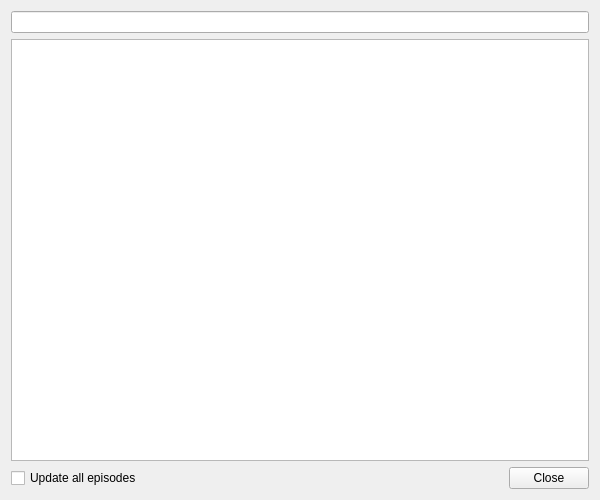
This is tvShows/TvShowSearch.ui in Komet/MediaElch as Qt 5 draws it before an edit. The edited form follows.
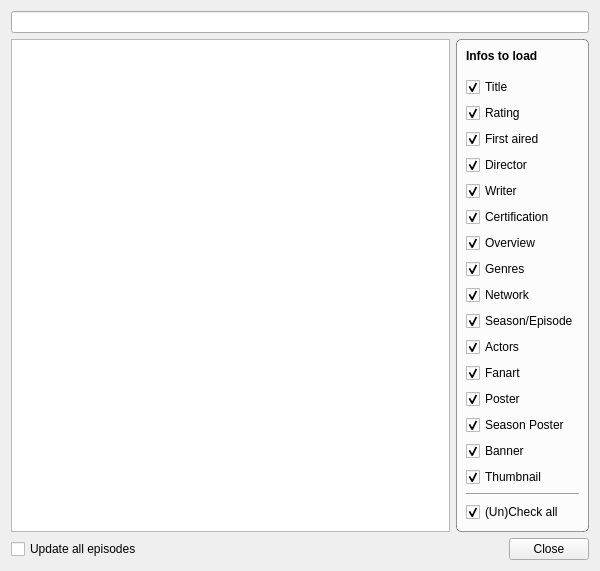
This is the edited form. Icons and pictures are not drawn. Custom widgets are drawn as their Qt base class.

Commit message: Fixes #80 Improved TV Show Scraping

```diff
--- a/tvShows/TvShowSearch.ui
+++ b/tvShows/TvShowSearch.ui
@@ -10,7 +10,7 @@
     <x>0</x>
     <y>0</y>
     <width>600</width>
-    <height>500</height>
+    <height>543</height>
    </rect>
   </property>
   <property name="windowTitle">
@@ -29,6 +29,8 @@
     <widget class="MyLineEdit" name="searchString"/>
    </item>
    <item>
+    <layout class="QHBoxLayout" name="horizontalLayout">
+     <item>
     <widget class="QTableWidget" name="results">
      <property name="styleSheet">
       <string notr="true">alternate-background-color: rgb(243, 246, 250);</string>
@@ -65,6 +67,246 @@
     </widget>
    </item>
    <item>
+      <widget class="QGroupBox" name="groupBox">
+       <property name="styleSheet">
+        <string notr="true">QGroupBox {
+	border: 1px solid rgba(0, 0, 0, 100);
+	border-radius: 5px;
+	background-color: rgba(255, 255, 255, 200);
+}</string>
+       </property>
+       <property name="title">
+        <string/>
+       </property>
+       <layout class="QVBoxLayout" name="verticalLayout_4">
+        <item>
+         <widget class="QLabel" name="label_2">
+          <property name="font">
+           <font>
+            <weight>75</weight>
+            <bold>true</bold>
+           </font>
+          </property>
+          <property name="text">
+           <string>Infos to load</string>
+          </property>
+         </widget>
+        </item>
+        <item>
+         <spacer name="verticalSpacer_2">
+          <property name="orientation">
+           <enum>Qt::Vertical</enum>
+          </property>
+          <property name="sizeType">
+           <enum>QSizePolicy::Fixed</enum>
+          </property>
+          <property name="sizeHint" stdset="0">
+           <size>
+            <width>20</width>
+            <height>8</height>
+           </size>
+          </property>
+         </spacer>
+        </item>
+        <item>
+         <widget class="MyCheckBox" name="chkTitle">
+          <property name="text">
+           <string>Title</string>
+          </property>
+          <property name="checked">
+           <bool>true</bool>
+          </property>
+         </widget>
+        </item>
+        <item>
+         <widget class="MyCheckBox" name="chkRating">
+          <property name="text">
+           <string>Rating</string>
+          </property>
+          <property name="checked">
+           <bool>true</bool>
+          </property>
+         </widget>
+        </item>
+        <item>
+         <widget class="MyCheckBox" name="chkFirstAired">
+          <property name="text">
+           <string>First aired</string>
+          </property>
+          <property name="checked">
+           <bool>true</bool>
+          </property>
+         </widget>
+        </item>
+        <item>
+         <widget class="MyCheckBox" name="chkDirector">
+          <property name="text">
+           <string>Director</string>
+          </property>
+          <property name="checked">
+           <bool>true</bool>
+          </property>
+         </widget>
+        </item>
+        <item>
+         <widget class="MyCheckBox" name="chkWriter">
+          <property name="text">
+           <string>Writer</string>
+          </property>
+          <property name="checked">
+           <bool>true</bool>
+          </property>
+         </widget>
+        </item>
+        <item>
+         <widget class="MyCheckBox" name="chkCertification">
+          <property name="text">
+           <string>Certification</string>
+          </property>
+          <property name="checked">
+           <bool>true</bool>
+          </property>
+         </widget>
+        </item>
+        <item>
+         <widget class="MyCheckBox" name="chkOverview">
+          <property name="text">
+           <string>Overview</string>
+          </property>
+          <property name="checked">
+           <bool>true</bool>
+          </property>
+         </widget>
+        </item>
+        <item>
+         <widget class="MyCheckBox" name="chkGenres">
+          <property name="text">
+           <string>Genres</string>
+          </property>
+          <property name="checked">
+           <bool>true</bool>
+          </property>
+         </widget>
+        </item>
+        <item>
+         <widget class="MyCheckBox" name="chkNetwork">
+          <property name="text">
+           <string>Network</string>
+          </property>
+          <property name="checked">
+           <bool>true</bool>
+          </property>
+         </widget>
+        </item>
+        <item>
+         <widget class="MyCheckBox" name="chkSeasonEpisode">
+          <property name="toolTip">
+           <string>Logo, Clear Art, CD Art</string>
+          </property>
+          <property name="text">
+           <string>Season/Episode</string>
+          </property>
+          <property name="checked">
+           <bool>true</bool>
+          </property>
+         </widget>
+        </item>
+        <item>
+         <widget class="MyCheckBox" name="chkActors">
+          <property name="text">
+           <string>Actors</string>
+          </property>
+          <property name="checked">
+           <bool>true</bool>
+          </property>
+         </widget>
+        </item>
+        <item>
+         <widget class="MyCheckBox" name="chkFanart">
+          <property name="text">
+           <string>Fanart</string>
+          </property>
+          <property name="checked">
+           <bool>true</bool>
+          </property>
+         </widget>
+        </item>
+        <item>
+         <widget class="MyCheckBox" name="chkPoster">
+          <property name="text">
+           <string>Poster</string>
+          </property>
+          <property name="checked">
+           <bool>true</bool>
+          </property>
+         </widget>
+        </item>
+        <item>
+         <widget class="MyCheckBox" name="chkSeasonPoster">
+          <property name="text">
+           <string>Season Poster</string>
+          </property>
+          <property name="checked">
+           <bool>true</bool>
+          </property>
+         </widget>
+        </item>
+        <item>
+         <widget class="MyCheckBox" name="chkBanner">
+          <property name="text">
+           <string>Banner</string>
+          </property>
+          <property name="checked">
+           <bool>true</bool>
+          </property>
+         </widget>
+        </item>
+        <item>
+         <widget class="MyCheckBox" name="chkThumbnail">
+          <property name="text">
+           <string>Thumbnail</string>
+          </property>
+          <property name="checked">
+           <bool>true</bool>
+          </property>
+         </widget>
+        </item>
+        <item>
+         <widget class="Line" name="line">
+          <property name="orientation">
+           <enum>Qt::Horizontal</enum>
+          </property>
+         </widget>
+        </item>
+        <item>
+         <widget class="QCheckBox" name="chkUnCheckAll">
+          <property name="text">
+           <string>(Un)Check all</string>
+          </property>
+          <property name="checked">
+           <bool>true</bool>
+          </property>
+         </widget>
+        </item>
+        <item>
+         <spacer name="verticalSpacer_3">
+          <property name="orientation">
+           <enum>Qt::Vertical</enum>
+          </property>
+          <property name="sizeHint" stdset="0">
+           <size>
+            <width>20</width>
+            <height>40</height>
+           </size>
+          </property>
+         </spacer>
+        </item>
+       </layout>
+      </widget>
+     </item>
+    </layout>
+   </item>
+   <item>
     <layout class="QHBoxLayout" name="horizontalLayout_4">
      <item>
       <widget class="QCheckBox" name="chkUpdateAllEpisodes">
@@ -106,6 +348,11 @@
    <extends>QLineEdit</extends>
    <header>smallWidgets/MyLineEdit.h</header>
   </customwidget>
+  <customwidget>
+   <class>MyCheckBox</class>
+   <extends>QCheckBox</extends>
+   <header location="global">smallWidgets/MyCheckBox.h</header>
+  </customwidget>
  </customwidgets>
  <resources/>
  <connections/>
```
Lines whose indentation alone changed are shown as unchanged. The commit also changes 16 other files.
